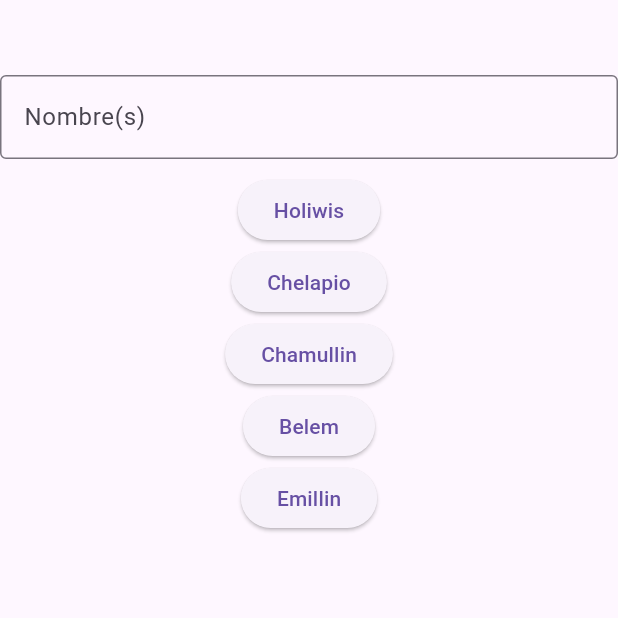
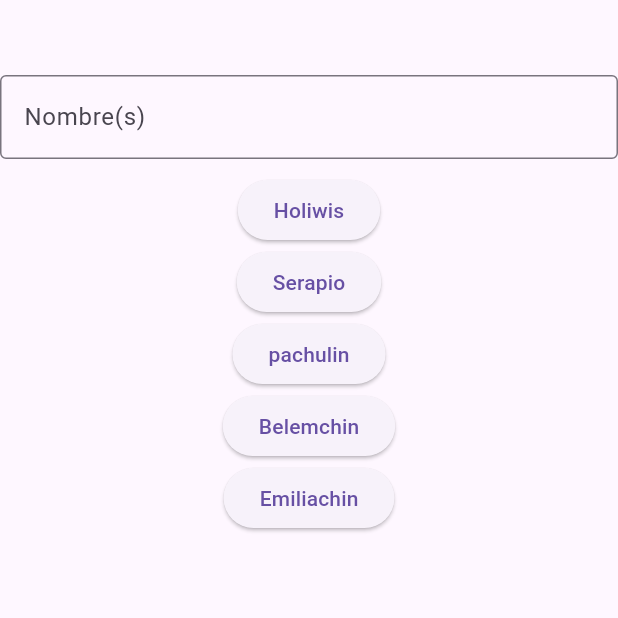
Before and after one commit to Samuel1722003/EmerScanFrontend, a Flutter app: the screen it shows after launch, on a phone screen of 412 x 824 dp, the top half of it. Run offline on Flutter 3.47's test engine with Material 3 defaults, Android fonts, the phone set to English and light mode, and no system bars.

Commit message:
Quite el feo nombre mio y puse otro mucho mas glamouroso

```diff
--- a/hfe_frontend/lib/screens/home.dart
+++ b/hfe_frontend/lib/screens/home.dart
@@ -19,10 +19,10 @@ class HomeScreen extends StatelessWidget {
             ),
             SizedBox(height: 10),
             ElevatedButton(onPressed: () {}, child: Text("Holiwis")),
-            ElevatedButton(onPressed: () {}, child: Text("Chelapio")),
-            ElevatedButton(onPressed: () {}, child: Text("Chamullin")),
-            ElevatedButton(onPressed: () {}, child: Text("Belem")),
-            ElevatedButton(onPressed: () {}, child: Text("Emillin")),
+            ElevatedButton(onPressed: () {}, child: Text("Serapio")),
+            ElevatedButton(onPressed: () {}, child: Text("pachulin")),
+            ElevatedButton(onPressed: () {}, child: Text("Belemchin")),
+            ElevatedButton(onPressed: () {}, child: Text("Emiliachin")),
           ],
         ),
       ),
```
